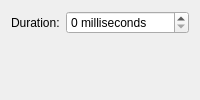
Qt form contents/ui/config.ui (peterfajdiga/kwin4_effect_geometry_change) before a commit.
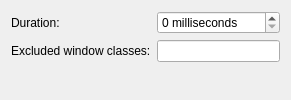
The same form after that commit.

Commit message: add excluded window classes config

Patch:
```diff
--- a/contents/ui/config.ui
+++ b/contents/ui/config.ui
@@ -29,6 +29,24 @@
      </property>
     </widget>
    </item>
+   
+   <item row="2" column="0">
+    <widget class="QLabel" name="label_ExcludedWindowClasses">
+     <property name="text">
+      <string>Excluded window classes:</string>
+     </property>
+    </widget>
+   </item>
+   <item row="2" column="1">
+    <widget class="QLineEdit" name="kcfg_ExcludedWindowClasses">
+     <property name="sizePolicy">
+      <sizepolicy hsizetype="Expanding" vsizetype="Fixed">
+       <horstretch>0</horstretch>
+       <verstretch>0</verstretch>
+      </sizepolicy>
+     </property>
+    </widget>
+   </item>
   </layout>
  </widget>
  <resources/>
```
The commit also changes 2 other files.
